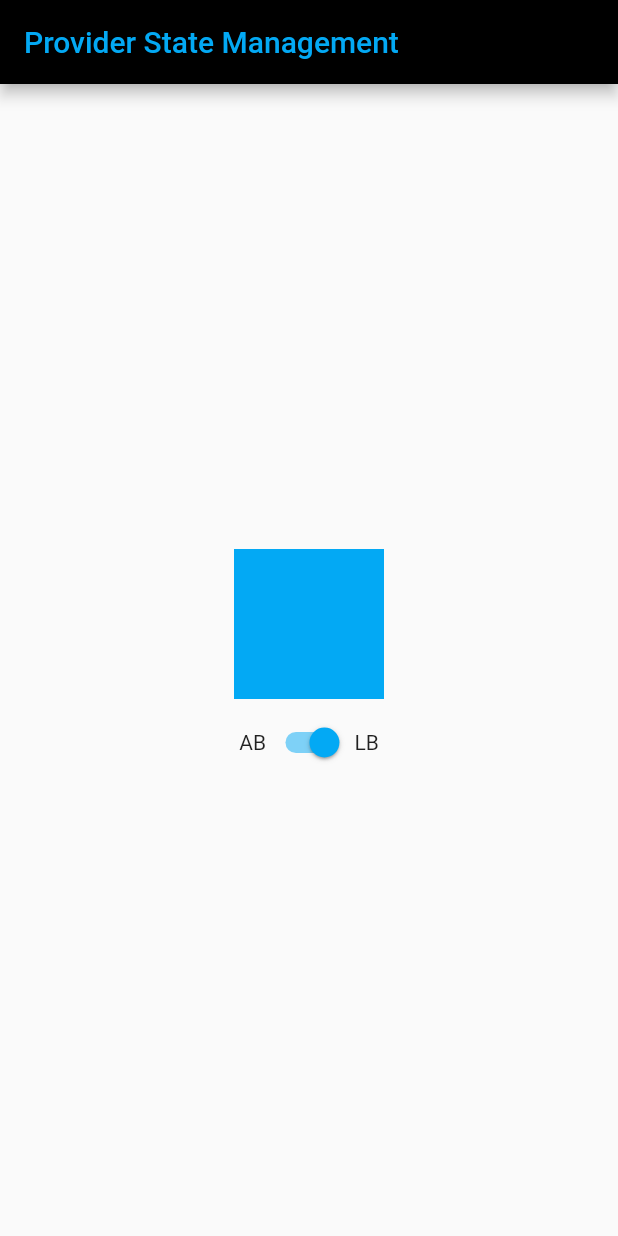
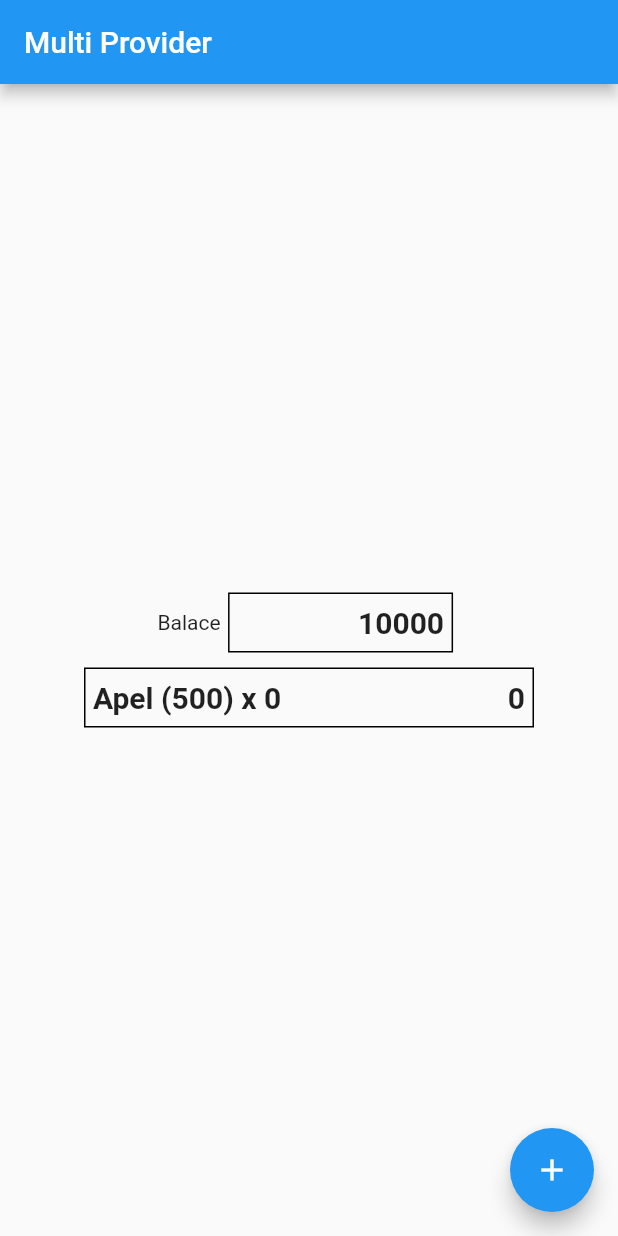
Before and after one commit to askaerlangga/belajar_flutter_dasar, a Flutter app: the screen it shows after launch, on a phone screen of 412 x 824 dp. Run offline on Flutter 3.47's test engine with Material 2 defaults, Android fonts, the phone set to English and light mode, and no system bars.

Commit message:
MultiProvider

```diff
--- a/lib/application_color.dart
+++ /dev/null
@@ -1,14 +0,0 @@
-import 'package:flutter/cupertino.dart';
-import 'package:flutter/foundation.dart';
-import 'package:flutter/material.dart';
-
-class ApplicationColor with ChangeNotifier {
-  bool _isLightBlue = true;
-  bool get isLightBlue => _isLightBlue;
-  set isLightBlue(bool value) {
-    _isLightBlue = value;
-    notifyListeners();
-  }
-
-  Color get color => (_isLightBlue) ? Colors.lightBlue : Colors.amber;
-}
--- /dev/null
+++ b/lib/cart.dart
@@ -0,0 +1,10 @@
+import 'package:flutter/material.dart';
+
+class Cart with ChangeNotifier {
+  int _quantity = 0;
+  int get quantity => _quantity;
+  set quantity(int value) {
+    _quantity = value;
+    notifyListeners();
+  }
+}
--- a/lib/main.dart
+++ b/lib/main.dart
@@ -1,4 +1,5 @@
-import 'package:belajar_flutter_dasar/application_color.dart';
+import 'package:belajar_flutter_dasar/cart.dart';
+import 'package:belajar_flutter_dasar/money.dart';
 import 'package:flutter/material.dart';
 import 'package:provider/provider.dart';
 
@@ -12,44 +13,79 @@ class MyApp extends StatelessWidget {
   @override
   Widget build(BuildContext context) {
     return MaterialApp(
-      home: ChangeNotifierProvider<ApplicationColor>(
-        create: (context) => ApplicationColor(),
+      home: MultiProvider(
+        providers: [
+          ChangeNotifierProvider<Money>(create: (context) => Money()),
+          ChangeNotifierProvider<Cart>(create: (context) => Cart())
+        ],
         child: Scaffold(
-          appBar: AppBar(
-            backgroundColor: Colors.black,
-            title: Consumer<ApplicationColor>(
-                builder: (context, applicationColor, _) => Text(
-                      'Provider State Management',
-                      style: TextStyle(color: applicationColor.color),
-                    )),
+          floatingActionButton: Consumer<Money>(
+            builder: (context, money, _) => Consumer<Cart>(
+              builder: (context, cart, _) => FloatingActionButton(
+                onPressed: () {
+                  if (money.balance >= 500) {
+                    cart.quantity += 1;
+                    money.balance -= 500;
+                  }
+                },
+                child: Icon(Icons.add),
+              ),
+            ),
           ),
+          appBar: AppBar(title: Text('Multi Provider')),
           body: Center(
             child:
                 Column(mainAxisAlignment: MainAxisAlignment.center, children: [
-              Consumer<ApplicationColor>(
-                builder: (context, applicationColor, _) => AnimatedContainer(
-                  duration: Duration(milliseconds: 500),
-                  margin: EdgeInsets.all(5),
-                  width: 100,
-                  height: 100,
-                  color: applicationColor.color,
+              Container(
+                child: Row(
+                  mainAxisAlignment: MainAxisAlignment.center,
+                  children: [
+                    Text('Balace'),
+                    Container(
+                        padding: EdgeInsets.all(5),
+                        margin: EdgeInsets.all(5),
+                        decoration: BoxDecoration(border: Border.all()),
+                        width: 150,
+                        height: 40,
+                        child: Align(
+                          alignment: Alignment.centerRight,
+                          child: Consumer<Money>(
+                            builder: (context, money, _) => Text(
+                              money.balance.toString(),
+                              style: const TextStyle(
+                                  fontSize: 20, fontWeight: FontWeight.bold),
+                            ),
+                          ),
+                        )),
+                  ],
                 ),
               ),
-              Row(
-                mainAxisAlignment: MainAxisAlignment.center,
-                children: [
-                  Text('AB'),
-                  Consumer<ApplicationColor>(
-                      builder: (context, applicationColor, _) => Switch(
-                          activeColor: applicationColor.color,
-                          inactiveThumbColor: applicationColor.color,
-                          value: applicationColor.isLightBlue,
-                          onChanged: (value) {
-                            applicationColor.isLightBlue = value;
-                          })),
-                  Text('LB')
-                ],
-              )
+              Container(
+                  margin: EdgeInsets.all(5),
+                  padding: EdgeInsets.all(5),
+                  decoration: BoxDecoration(border: Border.all()),
+                  width: 300,
+                  height: 40,
+                  child: Align(
+                    alignment: Alignment.centerRight,
+                    child: Consumer<Cart>(
+                      builder: (context, cart, _) => Row(
+                        mainAxisAlignment: MainAxisAlignment.spaceBetween,
+                        children: [
+                          Text(
+                            'Apel (500) x ${cart.quantity}',
+                            style: const TextStyle(
+                                fontSize: 20, fontWeight: FontWeight.bold),
+                          ),
+                          Text(
+                            (500 * cart.quantity).toString(),
+                            style: const TextStyle(
+                                fontSize: 20, fontWeight: FontWeight.bold),
+                          ),
+                        ],
+                      ),
+                    ),
+                  ))
             ]),
           ),
         ),
--- /dev/null
+++ b/lib/money.dart
@@ -0,0 +1,10 @@
+import 'package:flutter/material.dart';
+
+class Money with ChangeNotifier {
+  int _balance = 10000;
+  int get balance => _balance;
+  set balance(int value) {
+    _balance = value;
+    notifyListeners();
+  }
+}
```
